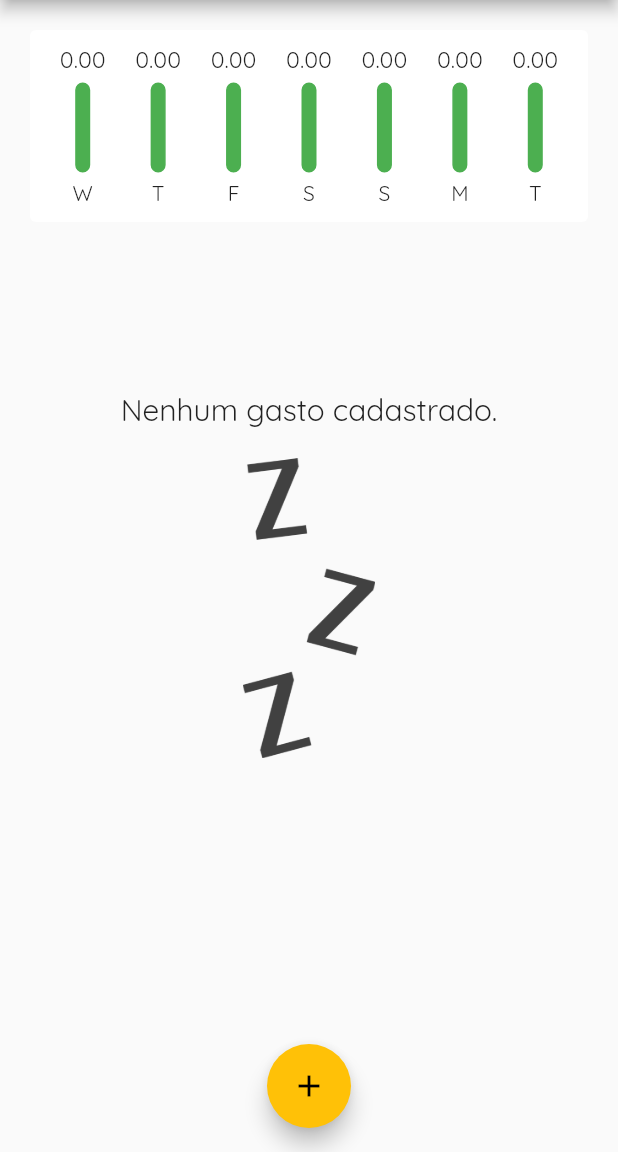
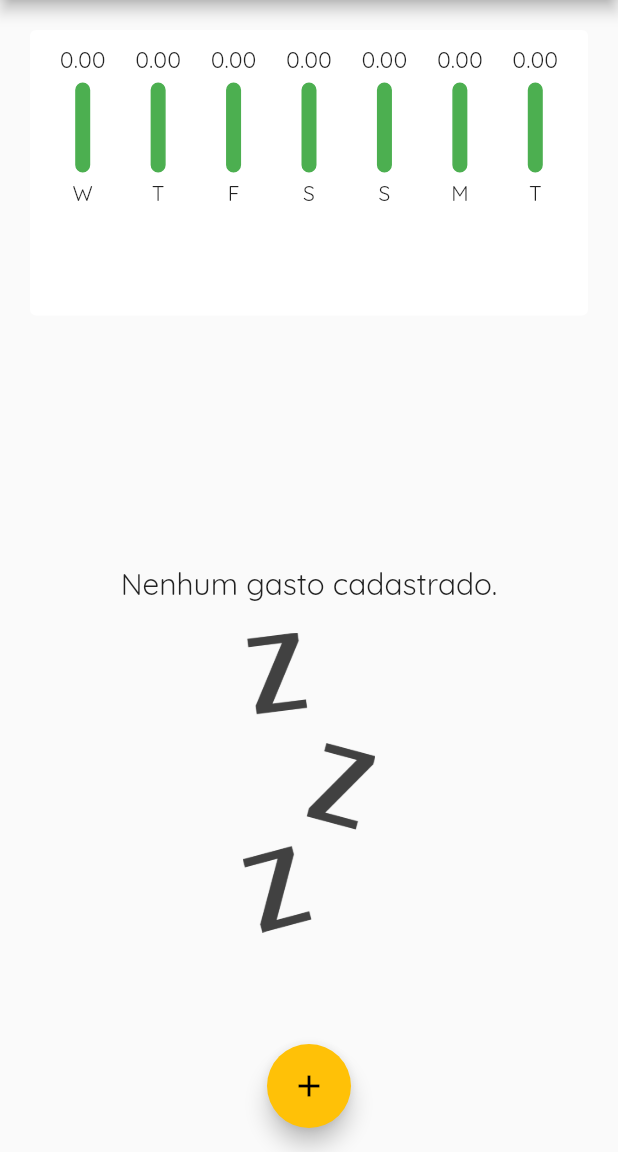
Before and after one commit to JoaoPauloPrata/depesas, a Flutter app: the screen it shows after launch, on a phone screen of 412 x 824 dp, the part 84-1236 px from its top. Run offline on Flutter 3.47's test engine with Material 2 defaults, Android fonts, the phone set to English and light mode, and no system bars.

Commit message:
Calculando tamanho da tela dinamicamente com MediaQuert

```diff
--- a/expenses/lib/components/transaction_list.dart
+++ b/expenses/lib/components/transaction_list.dart
@@ -9,9 +9,7 @@ class TransactionList extends StatelessWidget {
 
   @override
   Widget build(BuildContext context) {
-    return Container(
-      height: 430,
-      child: transactions.isEmpty
+    return transactions.isEmpty
         ? Column(
             mainAxisAlignment: MainAxisAlignment.center,
             children: [
@@ -62,7 +60,6 @@ class TransactionList extends StatelessWidget {
                 ),
               );
             },
-            ),
           );
   }
 }
--- a/expenses/lib/main.dart
+++ b/expenses/lib/main.dart
@@ -72,20 +72,30 @@ class _MyHomePageState extends State<MyHomePage> {
 
   @override
   Widget build(BuildContext context) {
+    final appBar = AppBar(
+      actions: [
+        IconButton(
+            onPressed: () => _openTransactionFormModal(context),
+            icon: Icon(Icons.add))
+      ],
+      title: const Text('Despesas Pessoais'),
+    );
+    final avaliableHeight = MediaQuery.of(context).size.height -
+        appBar.preferredSize.height -
+        MediaQuery.of(context).padding.top;
     return Scaffold(
-      appBar: AppBar(
-        actions: [
-          IconButton(
-              onPressed: () => _openTransactionFormModal(context),
-              icon: Icon(Icons.add))
-        ],
-        title: const Text('Despesas Pessoais'),
-      ),
+      appBar: appBar,
       body: SingleChildScrollView(
         child:
             Column(crossAxisAlignment: CrossAxisAlignment.stretch, children: [
-          Container(child: Chart(_recentTransactions)),
-          TransactionList(_transactions_, _deleteTransaction),
+          Container(
+            height: avaliableHeight * 0.3,
+            child: Container(child: Chart(_recentTransactions)),
+          ),
+          Container(
+            height: avaliableHeight * 0.7,
+            child: TransactionList(_transactions_, _deleteTransaction),
+          ),
         ]),
       ),
       floatingActionButton: FloatingActionButton(
```
Lines whose indentation alone changed are shown as unchanged.
